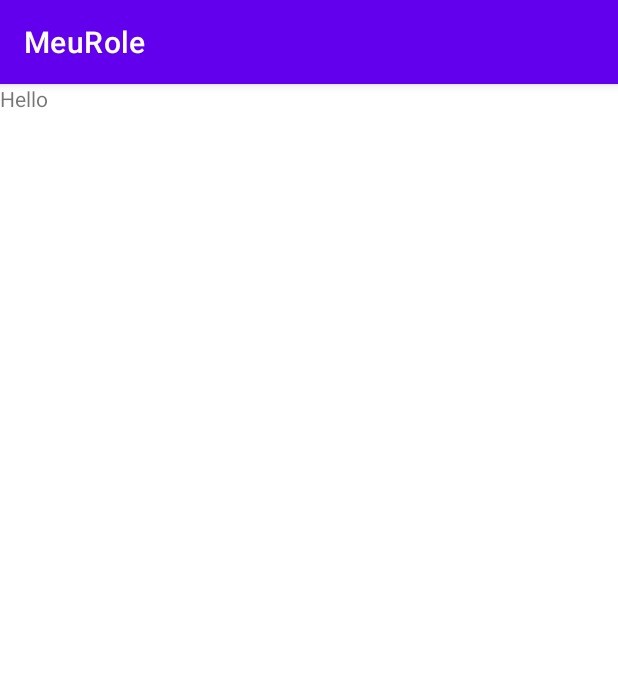
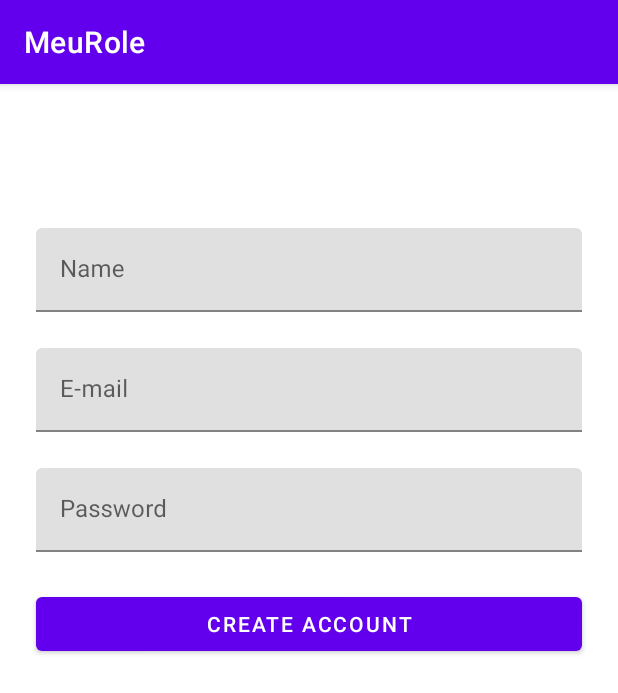
Before and after one commit to helton-isac/TrabalhoConclusaoAndroidFIAP, an Android app: the SignUpFragment screen opened through its navigation route, on a phone screen of 412 x 824 dp. Shown: the top 693 px of the screen. Run offline under Robolectric (Android 15) with nearby library versions, the phone set to English and light mode, and no system bars; our stand-ins replace Firebase (no records; nobody signed in at launch, a user with empty details on screens opened directly).

Commit message:
Initial Structure and layout for signup fragment

```diff
--- a/app/src/main/java/com/fiap/meurole/signup/SignUpFragment.kt
+++ b/app/src/main/java/com/fiap/meurole/signup/SignUpFragment.kt
@@ -4,17 +4,38 @@ import android.os.Bundle
 import android.view.LayoutInflater
 import android.view.View
 import android.view.ViewGroup
-import androidx.fragment.app.Fragment
 import androidx.lifecycle.ViewModelProvider
+import com.fiap.data.remote.datasource.UserRemoteFirebaseDataSourceImpl
+import com.fiap.data.repository.UserRepositoryImpl
 import com.fiap.meurole.R
+import com.fiap.meurole.base.BaseFragment
+import com.google.firebase.auth.ktx.auth
+import com.google.firebase.firestore.ktx.firestore
+import com.google.firebase.ktx.Firebase
+import com.hitg.domain.usecases.CreateUserUseCase
+import kotlinx.coroutines.ExperimentalCoroutinesApi
 
-class SignUpFragment : Fragment() {
+@ExperimentalCoroutinesApi
+class SignUpFragment : BaseFragment() {
 
-    companion object {
-        fun newInstance() = SignUpFragment()
+    override val layout = R.layout.sign_up_fragment
+
+    private val signUpViewModel: SignUpViewModel by lazy {
+        ViewModelProvider(
+            this,
+            SignUpViewModelFactory(
+                CreateUserUseCase(
+                    UserRepositoryImpl(
+                        UserRemoteFirebaseDataSourceImpl(
+                            Firebase.auth,
+                            Firebase.firestore
+                        )
+                    )
+                )
+            )
+        ).get(SignUpViewModel::class.java)
     }
 
-    private lateinit var viewModel: SignUpViewModel
 
     override fun onCreateView(
         inflater: LayoutInflater, container: ViewGroup?,
@@ -25,7 +46,7 @@ class SignUpFragment : Fragment() {
 
     override fun onActivityCreated(savedInstanceState: Bundle?) {
         super.onActivityCreated(savedInstanceState)
-        viewModel = ViewModelProvider(this).get(SignUpViewModel::class.java)
+        //viewModel = ViewModelProvider(this).get(SignUpViewModel::class.java)
         // TODO: Use the ViewModel
     }
 
--- a/app/src/main/res/layout/sign_up_fragment.xml
+++ b/app/src/main/res/layout/sign_up_fragment.xml
@@ -1,13 +1,80 @@
 <?xml version="1.0" encoding="utf-8"?>
-<FrameLayout xmlns:android="http://schemas.android.com/apk/res/android"
+<androidx.constraintlayout.widget.ConstraintLayout xmlns:android="http://schemas.android.com/apk/res/android"
+    xmlns:app="http://schemas.android.com/apk/res-auto"
     xmlns:tools="http://schemas.android.com/tools"
+    android:id="@+id/frameLayout"
     android:layout_width="match_parent"
     android:layout_height="match_parent"
     tools:context=".signup.SignUpFragment">
 
-    <TextView
-        android:layout_width="match_parent"
-        android:layout_height="match_parent"
-        android:text="Hello" />
+    <com.google.android.material.textfield.TextInputLayout
+        android:id="@+id/tilName"
+        android:layout_width="0dp"
+        android:layout_height="wrap_content"
+        android:layout_marginStart="24dp"
+        android:layout_marginTop="96dp"
+        android:layout_marginEnd="24dp"
+        app:layout_constraintEnd_toEndOf="parent"
+        app:layout_constraintStart_toStartOf="parent"
+        app:layout_constraintTop_toTopOf="parent">
 
-</FrameLayout>
+        <com.google.android.material.textfield.TextInputEditText
+            android:id="@+id/etName"
+            android:layout_width="match_parent"
+            android:layout_height="match_parent"
+            android:hint="@string/name"
+            android:inputType="textPersonName"
+            android:selectAllOnFocus="false" />
+    </com.google.android.material.textfield.TextInputLayout>
+
+    <com.google.android.material.textfield.TextInputLayout
+        android:id="@+id/tilEmail"
+        android:layout_width="0dp"
+        android:layout_height="wrap_content"
+        android:layout_marginStart="24dp"
+        android:layout_marginTop="24dp"
+        android:layout_marginEnd="24dp"
+        app:layout_constraintEnd_toEndOf="parent"
+        app:layout_constraintStart_toStartOf="parent"
+        app:layout_constraintTop_toBottomOf="@id/tilName">
+
+        <com.google.android.material.textfield.TextInputEditText
+            android:id="@+id/etEmail"
+            android:layout_width="match_parent"
+            android:layout_height="match_parent"
+            android:hint="@string/label_email"
+            android:inputType="textEmailAddress"
+            android:selectAllOnFocus="true" />
+    </com.google.android.material.textfield.TextInputLayout>
+
+    <com.google.android.material.textfield.TextInputLayout
+        android:id="@+id/tilPassword"
+        android:layout_width="0dp"
+        android:layout_height="wrap_content"
+        android:layout_marginStart="24dp"
+        android:layout_marginTop="24dp"
+        android:layout_marginEnd="24dp"
+        app:layout_constraintEnd_toEndOf="parent"
+        app:layout_constraintStart_toStartOf="parent"
+        app:layout_constraintTop_toBottomOf="@id/tilEmail">
+
+        <com.google.android.material.textfield.TextInputEditText
+            android:id="@+id/etPassword"
+            android:layout_width="match_parent"
+            android:layout_height="match_parent"
+            android:hint="@string/label_password"
+            android:inputType="textPassword"
+            android:selectAllOnFocus="true" />
+    </com.google.android.material.textfield.TextInputLayout>
+
+    <Button
+        android:id="@+id/btCreateAccount"
+        android:layout_width="0dp"
+        android:layout_height="wrap_content"
+        android:layout_marginTop="24dp"
+        android:text="@string/create_account"
+        app:layout_constraintEnd_toEndOf="@+id/tilPassword"
+        app:layout_constraintStart_toStartOf="@+id/tilPassword"
+        app:layout_constraintTop_toBottomOf="@+id/tilPassword" />
+
+</androidx.constraintlayout.widget.ConstraintLayout>
--- a/app/src/main/res/values/strings.xml
+++ b/app/src/main/res/values/strings.xml
@@ -5,4 +5,6 @@
     <string name="label_password">Password</string>
     <string name="label_email">E-mail</string>
     <string name="create_your_account"><u>Create Your Account</u></string>
+    <string name="name">Name</string>
+    <string name="create_account">Create Account</string>
 </resources>
```
Also changed, not shown: app/src/main/java/com/fiap/meurole/signup/SignUpViewModel.kt (+24 -2 lines), app/src/main/java/com/fiap/meurole/signup/SignUpViewModelFactory.kt (+12 -1 lines), app/src/main/res/layout/login_fragment.xml (+30 -16 lines), domain/src/main/java/com/hitg/domain/usecases/CreateUserUseCase.kt (added, +14 -0 lines), 1 other file.
